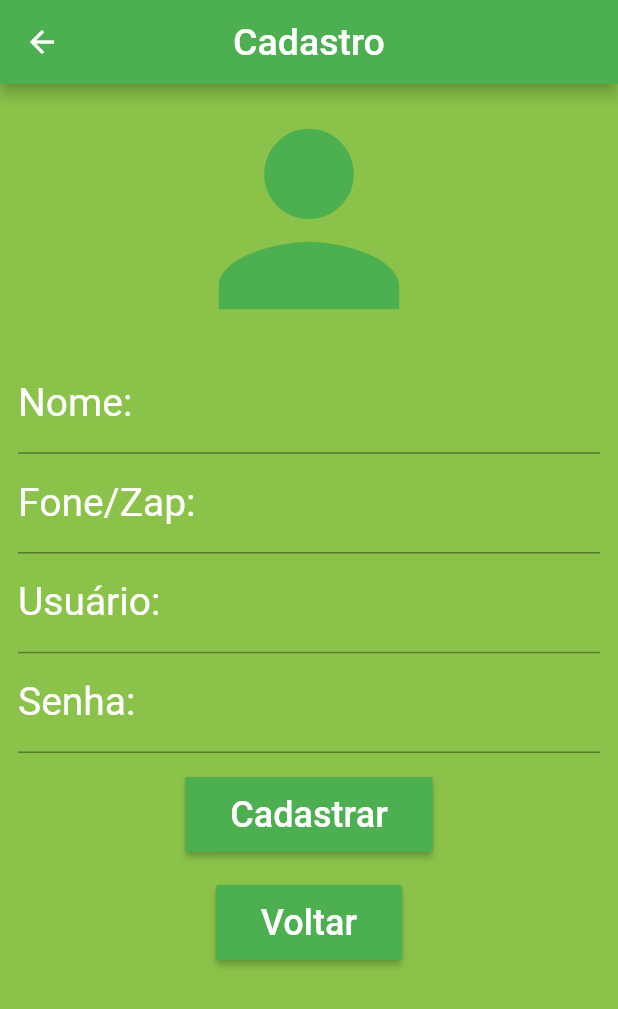
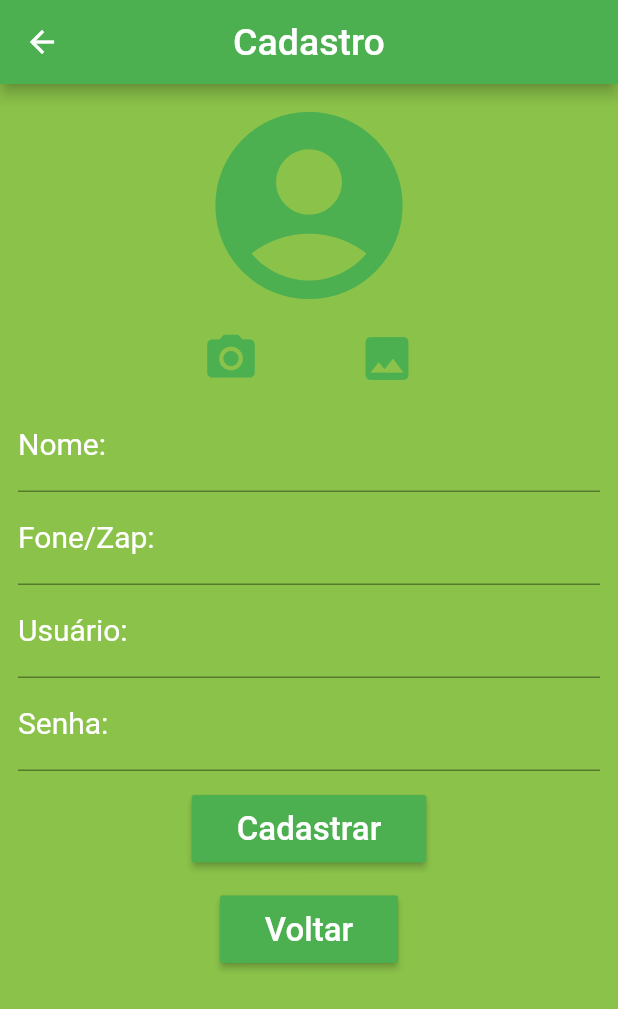
Before and after one commit to cadmojr201/Friend_Pet, a Flutter app: the Cadastro screen opened directly, on a phone screen of 412 x 824 dp. Shown: the top 1009 px of the screen. Run offline on Flutter 3.47's test engine with Material 2 defaults, Android fonts, the phone set to English and light mode, and no system bars; our stand-ins replace image_picker, splashscreen.

Commit message:
Implementação da camera e arquivos da galeria

```diff
--- a/lib/cadastro.dart
+++ b/lib/cadastro.dart
@@ -1,4 +1,6 @@
 import 'package:flutter/material.dart';
+import 'package:image_picker/image_picker.dart';
+import 'dart:io';
 
 class Cadastro extends StatefulWidget {
   @override
@@ -6,6 +8,34 @@ class Cadastro extends StatefulWidget {
 }
 
 class _CadastroState extends State<Cadastro> {
+
+  File _image;
+  final picker = ImagePicker();
+
+  Future ImagemCamera() async {
+    final pickedFile = await picker.getImage(source: ImageSource.camera);
+
+    setState(() {
+      if (pickedFile != null) {
+        _image = File(pickedFile.path);
+      } else {
+        print('No image selected.');
+      }
+    });
+  }
+
+  Future ImagemGaleria() async{
+    final pickedFile = await picker.getImage(source: ImageSource.gallery);
+
+    setState(() {
+      if (pickedFile != null) {
+        _image = File(pickedFile.path);
+      } else {
+        print('No image selected.');
+      }
+    });
+  }
+
   @override
   Widget build(BuildContext context) {
     return Scaffold(
@@ -19,37 +49,64 @@ class _CadastroState extends State<Cadastro> {
         centerTitle: true,
       ),
       body: SingleChildScrollView(
-        padding: EdgeInsets.fromLTRB(12, 0, 12, 0),
+        padding: EdgeInsets.fromLTRB(12, 6, 12, 0),
         child: Column(
           crossAxisAlignment: CrossAxisAlignment.center,
           mainAxisAlignment: MainAxisAlignment.center,
           children: [
-            Icon(Icons.person, size: 180, color: Colors.green,),
+            Center(
+                child: _image == null
+                    ? Icon(Icons.account_circle,size: 150,color: Colors.green,)
+                    : CircleAvatar(
+                  backgroundImage: FileImage(_image),
+                  radius: 70,
+                )
+            ),
+            Row(
+              mainAxisAlignment: MainAxisAlignment.center,
+              children: [
+                IconButton(
+                  icon: Icon(Icons.camera_alt),
+                  iconSize: 38,
+                  color: Colors.green,
+                  onPressed: ImagemCamera,
+                  tooltip: 'Pick Image',
+
+                ),
+                SizedBox(width: 50),
+                IconButton(
+                  icon: Icon(Icons.image, color: Colors.green,),
+                  iconSize: 38,
+                  onPressed: ImagemGaleria,
+                  tooltip: 'Pick Image',
+                ),
+              ],
+            ),
             TextField(
               keyboardType: TextInputType.emailAddress,
               decoration: InputDecoration(
                   labelText: "Nome:",
-                  labelStyle: TextStyle(color: Colors.white, fontSize: 26)),
+                  labelStyle: TextStyle(color: Colors.white, fontSize: 20)),
             ),
             TextField(
               decoration: InputDecoration(
                   labelText: "Fone/Zap:",
-                  labelStyle: TextStyle(color: Colors.white, fontSize: 26)),
+                  labelStyle: TextStyle(color: Colors.white, fontSize: 20)),
             ),
             TextField(
               decoration: InputDecoration(
                   labelText: "Usuário:",
-                  labelStyle: TextStyle(color: Colors.white, fontSize: 26)),
+                  labelStyle: TextStyle(color: Colors.white, fontSize: 20)),
             ),
             TextField(
               decoration: InputDecoration(
                   labelText: "Senha:",
-                  labelStyle: TextStyle(color: Colors.white, fontSize: 26)),
+                  labelStyle: TextStyle(color: Colors.white, fontSize: 20)),
             ),
             Padding(
                 padding: EdgeInsets.fromLTRB(30, 16, 30, 10),
                 child: Container(
-                  height: 50,
+                  height: 45,
                   child: RaisedButton(
                     padding: EdgeInsets.fromLTRB(30, 10, 30, 10),
                     color: Colors.green,
@@ -58,7 +115,7 @@ class _CadastroState extends State<Cadastro> {
                       "Cadastrar",
                       style: TextStyle(
                         color: Colors.white,
-                        fontSize: 24,
+                        fontSize: 22,
                       ),
                     ),
                   ),
@@ -67,7 +124,7 @@ class _CadastroState extends State<Cadastro> {
             Padding(
                 padding: EdgeInsets.fromLTRB(30, 12, 30, 10),
                 child: Container(
-                  height: 50,
+                  height: 45,
                   child: RaisedButton(
                     padding: EdgeInsets.fromLTRB(30, 10, 30, 10),
                     color: Colors.green,
@@ -78,7 +135,7 @@ class _CadastroState extends State<Cadastro> {
                       "Voltar",
                       style: TextStyle(
                         color: Colors.white,
-                        fontSize: 24,
+                        fontSize: 22,
                       ),
                     ),
                   ),
--- a/pubspec.yaml
+++ b/pubspec.yaml
@@ -23,6 +23,8 @@ environment:
 dependencies:
   flutter:
     sdk: flutter
+  image_picker:
+  splashscreen:
 
 
   # The following adds the Cupertino Icons font to your application.
```
Also changed, not shown: lib/cadastro_pet.dart (+72 -9 lines), lib/login.dart (+6 -6 lines), lib/main.dart (+52 -8 lines), lib/pets.dart (+19 -10 lines), lib/relatorios.dart (+11 -10 lines), lib/usuarios.dart (+20 -11 lines), pubspec.lock, 1 other file.
